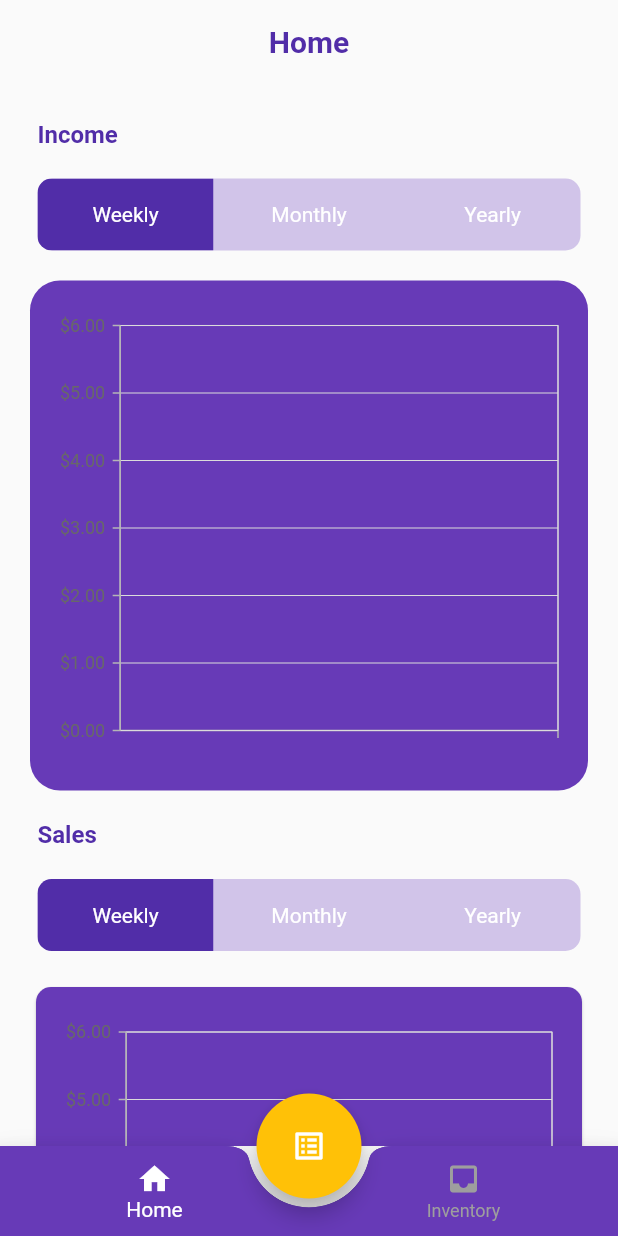
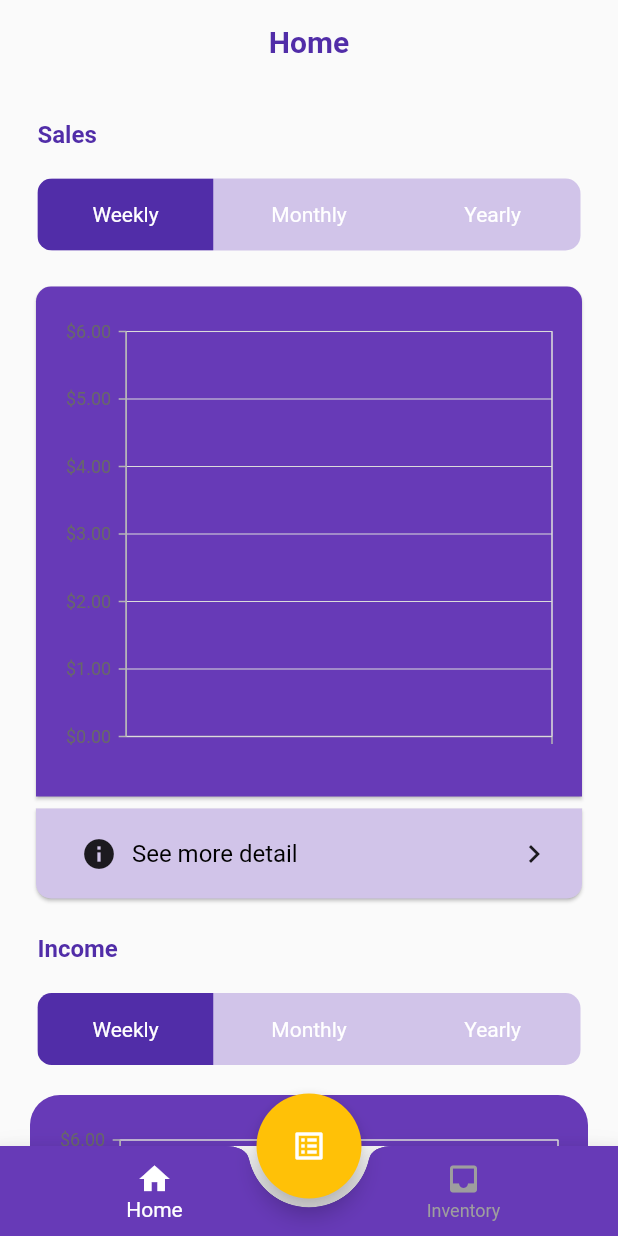
Before and after one commit to ktlyee/Stock-Management-App, a Flutter app: the screen it shows after launch, on a phone screen of 412 x 824 dp. Run offline on Flutter 3.47's test engine with Material 2 defaults, Android fonts, the phone set to English and light mode, and no system bars; our stand-ins replace cloud_firestore, firebase_core, firebase_storage, image_picker, syncfusion_flutter_charts, syncfusion_flutter_datagrid; missing offline and left inert: ml_algo, ml_dataframe, syncfusion_flutter_core; accounts and stored records are empty.

Commit message:
Update UI

```diff
--- a/lib/home_page.dart
+++ b/lib/home_page.dart
@@ -50,23 +50,6 @@ class _HomePageState extends State<HomePage> {
                 margin: EdgeInsets.fromLTRB(5, 0, 0, 20),
                 alignment: Alignment.topLeft,
                 child: Text(
-                  'Income',
-                  style: FontCollection.bodyBoldPurpleTextStyle,
-                ),
-              ),
-              buildToggleButton(isSelected),
-              Container(
-                padding: EdgeInsets.fromLTRB(10, 20, 10, 20),
-                decoration: BoxDecoration(
-                  borderRadius: BorderRadius.circular(20),
-                  color: CollectionsColors.purple,
-                ),
-                child: LineChart(isIncome: true),
-              ),
-              Container(
-                margin: EdgeInsets.fromLTRB(5, 20, 0, 20),
-                alignment: Alignment.topLeft,
-                child: Text(
                   'Sales',
                   style: FontCollection.bodyBoldPurpleTextStyle,
                 ),
@@ -86,6 +69,23 @@ class _HomePageState extends State<HomePage> {
                   padding: EdgeInsets.fromLTRB(10, 20, 10, 20),
                   child: LineChart(isIncome: false),
                 ),
+              ),
+              Container(
+                margin: EdgeInsets.fromLTRB(5, 20, 0, 20),
+                alignment: Alignment.topLeft,
+                child: Text(
+                  'Income',
+                  style: FontCollection.bodyBoldPurpleTextStyle,
+                ),
+              ),
+              buildToggleButton(isSelected),
+              Container(
+                padding: EdgeInsets.fromLTRB(10, 20, 10, 20),
+                decoration: BoxDecoration(
+                  borderRadius: BorderRadius.circular(20),
+                  color: CollectionsColors.purple,
+                ),
+                child: LineChart(isIncome: true),
               ),
             ],
           ),
--- a/lib/inventory_page.dart
+++ b/lib/inventory_page.dart
@@ -76,13 +76,13 @@ class _InventoryPageState extends State<InventoryPage> {
                     borderRadius: BorderRadius.circular(20)),
                 color: CollectionsColors.lightPurple,
                 child: Container(
-                  padding: EdgeInsets.fromLTRB(20, 30, 20, 30),
+                  padding: EdgeInsets.fromLTRB(20, 20, 20, 20),
                   child: Row(
                     mainAxisSize: MainAxisSize.max,
                     children: [
                       Container(
                         child: CircleAvatar(
-                          radius: 50,
+                          radius: 40,
                           backgroundImage: product.image != ''
                               ? NetworkImage(product.image)
                               : AssetImage('assets/images/vegetables.jpg')
--- a/lib/style/font_style.dart
+++ b/lib/style/font_style.dart
@@ -70,6 +70,13 @@ class FontCollection {
     fontWeight: FontWeight.w400,
     fontSize: regularSize,
     color: Colors.white,
+  );
+
+  static const smallBodyBlackTextStyle = TextStyle(
+    fontFamily: RobotoFont,
+    fontWeight: FontWeight.w400,
+    fontSize: regularSize,
+    color: Colors.black,
   );
 
   static const descriptionBlackTextStyle = TextStyle(
```
Also changed, not shown: lib/sale_page.dart (+15 -15 lines). Lines whose indentation alone changed are shown as unchanged.
